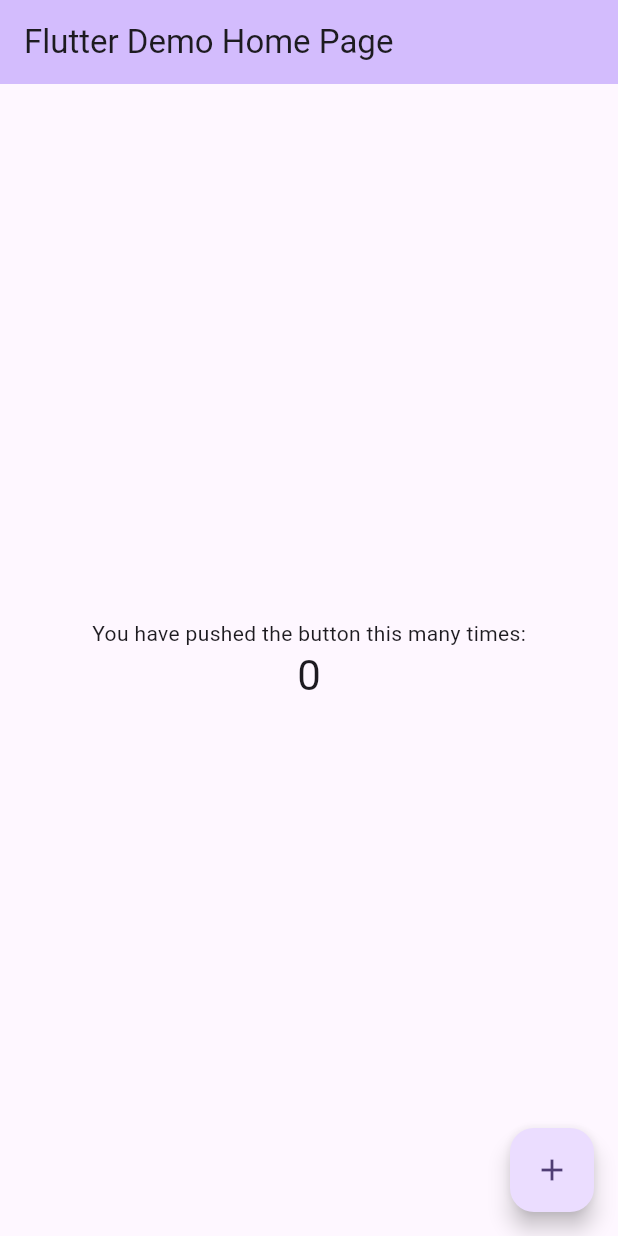
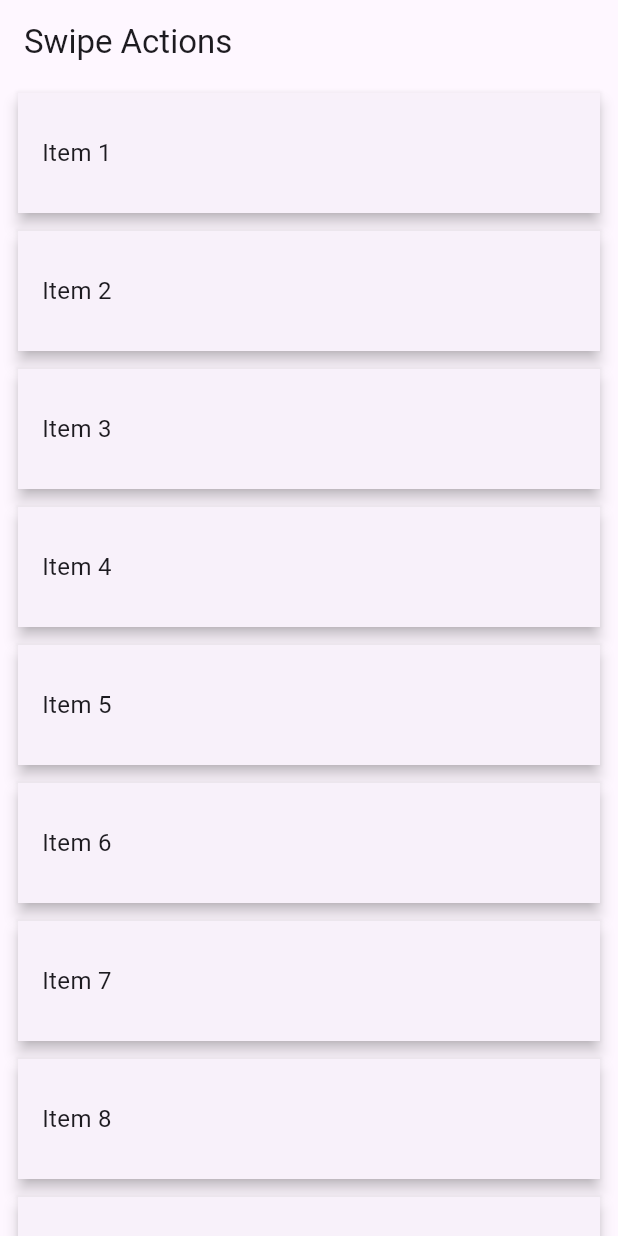
Before and after one commit to VajaVishal/swipe_actions_recyclerview, a Flutter app: the screen it shows after launch, on a phone screen of 412 x 824 dp. Run offline on Flutter 3.47's test engine with Material 3 defaults, Android fonts, the light colour scheme and no system bars.

Commit message:
Swipe_actions

```diff
--- a/lib/main.dart
+++ b/lib/main.dart
@@ -1,4 +1,5 @@
 import 'package:flutter/material.dart';
+import 'package:swipe_actions_recyclerview/src/swipe_action_screen.dart';
 
 void main() {
   runApp(const MyApp());
@@ -7,116 +8,16 @@ void main() {
 class MyApp extends StatelessWidget {
   const MyApp({super.key});
 
-  // This widget is the root of your application.
+
   @override
   Widget build(BuildContext context) {
     return MaterialApp(
       title: 'Flutter Demo',
       theme: ThemeData(
-        // This is the theme of your application.
-        //
-        // TRY THIS: Try running your application with "flutter run". You'll see
-        // the application has a purple toolbar. Then, without quitting the app,
-        // try changing the seedColor in the colorScheme below to Colors.green
-        // and then invoke "hot reload" (save your changes or press the "hot
-        // reload" button in a Flutter-supported IDE, or press "r" if you used
-        // the command line to start the app).
-        //
-        // Notice that the counter didn't reset back to zero; the application
-        // state is not lost during the reload. To reset the state, use hot
-        // restart instead.
-        //
-        // This works for code too, not just values: Most code changes can be
-        // tested with just a hot reload.
+
         colorScheme: ColorScheme.fromSeed(seedColor: Colors.deepPurple),
       ),
-      home: const MyHomePage(title: 'Flutter Demo Home Page'),
+      home: SwipeActionScreen()
     );
   }
 }
-
-class MyHomePage extends StatefulWidget {
-  const MyHomePage({super.key, required this.title});
-
-  // This widget is the home page of your application. It is stateful, meaning
-  // that it has a State object (defined below) that contains fields that affect
-  // how it looks.
-
-  // This class is the configuration for the state. It holds the values (in this
-  // case the title) provided by the parent (in this case the App widget) and
-  // used by the build method of the State. Fields in a Widget subclass are
-  // always marked "final".
-
-  final String title;
-
-  @override
-  State<MyHomePage> createState() => _MyHomePageState();
-}
-
-class _MyHomePageState extends State<MyHomePage> {
-  int _counter = 0;
-
-  void _incrementCounter() {
-    setState(() {
-      // This call to setState tells the Flutter framework that something has
-      // changed in this State, which causes it to rerun the build method below
-      // so that the display can reflect the updated values. If we changed
-      // _counter without calling setState(), then the build method would not be
-      // called again, and so nothing would appear to happen.
-      _counter++;
-    });
-  }
-
-  @override
-  Widget build(BuildContext context) {
-    // This method is rerun every time setState is called, for instance as done
-    // by the _incrementCounter method above.
-    //
-    // The Flutter framework has been optimized to make rerunning build methods
-    // fast, so that you can just rebuild anything that needs updating rather
-    // than having to individually change instances of widgets.
-    return Scaffold(
-      appBar: AppBar(
-        // TRY THIS: Try changing the color here to a specific color (to
-        // Colors.amber, perhaps?) and trigger a hot reload to see the AppBar
-        // change color while the other colors stay the same.
-        backgroundColor: Theme.of(context).colorScheme.inversePrimary,
-        // Here we take the value from the MyHomePage object that was created by
-        // the App.build method, and use it to set our appbar title.
-        title: Text(widget.title),
-      ),
-      body: Center(
-        // Center is a layout widget. It takes a single child and positions it
-        // in the middle of the parent.
-        child: Column(
-          // Column is also a layout widget. It takes a list of children and
-          // arranges them vertically. By default, it sizes itself to fit its
-          // children horizontally, and tries to be as tall as its parent.
-          //
-          // Column has various properties to control how it sizes itself and
-          // how it positions its children. Here we use mainAxisAlignment to
-          // center the children vertically; the main axis here is the vertical
-          // axis because Columns are vertical (the cross axis would be
-          // horizontal).
-          //
-          // TRY THIS: Invoke "debug painting" (choose the "Toggle Debug Paint"
-          // action in the IDE, or press "p" in the console), to see the
-          // wireframe for each widget.
-          mainAxisAlignment: MainAxisAlignment.center,
-          children: <Widget>[
-            const Text('You have pushed the button this many times:'),
-            Text(
-              '$_counter',
-              style: Theme.of(context).textTheme.headlineMedium,
-            ),
-          ],
-        ),
-      ),
-      floatingActionButton: FloatingActionButton(
-        onPressed: _incrementCounter,
-        tooltip: 'Increment',
-        child: const Icon(Icons.add),
-      ), // This trailing comma makes auto-formatting nicer for build methods.
-    );
-  }
-}
--- /dev/null
+++ b/lib/src/swipe_action_screen.dart
@@ -0,0 +1,44 @@
+import 'package:flutter/material.dart';
+import 'package:swipe_actions_recyclerview/src/swipe_items.dart';
+
+class SwipeActionScreen extends StatefulWidget {
+  const SwipeActionScreen({super.key});
+
+  @override
+  State<SwipeActionScreen> createState() => _SwipeActionScreenState();
+}
+
+class _SwipeActionScreenState extends State<SwipeActionScreen> {
+  List<String> items = List.generate(10, (index) => "Item ${index + 1}");
+
+  @override
+  Widget build(BuildContext context) {
+    return Scaffold(
+      appBar: AppBar(title: const Text("Swipe Actions")),
+      body: ListView.builder(
+        itemCount: items.length,
+        itemBuilder: (context, index) {
+          return SwipeItem(
+            title: items[index],
+            onDelete: () {
+              setState(() => items.removeAt(index));
+              ScaffoldMessenger.of(
+                context,
+              ).showSnackBar(SnackBar(content: Text('Delete ${items[index]}')));
+            },
+            onEdit: () {
+              ScaffoldMessenger.of(
+                context,
+              ).showSnackBar(SnackBar(content: Text("Edit ${items[index]}")));
+            },
+            onArchive: () {
+              ScaffoldMessenger.of(context).showSnackBar(
+                SnackBar(content: Text('Archive ${items[index]}')),
+              );
+            },
+          );
+        },
+      ),
+    );
+  }
+}
--- /dev/null
+++ b/lib/src/swipe_items.dart
@@ -0,0 +1,174 @@
+import 'package:flutter/material.dart';
+
+class SwipeItem extends StatefulWidget {
+  final String title;
+  final VoidCallback onDelete;
+  final VoidCallback onEdit;
+  final VoidCallback onArchive;
+
+  const SwipeItem({
+    super.key,
+    required this.title,
+    required this.onDelete,
+    required this.onEdit,
+    required this.onArchive,
+  });
+
+  @override
+  State<SwipeItem> createState() => _SwipeItemState();
+}
+
+class _SwipeItemState extends State<SwipeItem> {
+  double offset = 0;
+
+  static const double itemHeight = 80;
+  static const double actionWidth = 70;
+  static const double actionGap = 6;
+  static const double rightPadding = 6;
+  static const BorderRadius radius = BorderRadius.all(Radius.circular(12));
+
+  final double leftMax = 70;
+
+  double get rightMax => -((actionWidth * 2)  + rightPadding);
+
+  @override
+  Widget build(BuildContext context) {
+    return GestureDetector(
+      onHorizontalDragUpdate: (details) {
+        setState(() {
+          offset += details.delta.dx;
+          offset = offset.clamp(rightMax, leftMax);
+        });
+      },
+      onHorizontalDragEnd: (_) {
+        setState(() {
+          if (offset < -80) {
+            offset = rightMax;
+          } else if (offset > 35) {
+            offset = leftMax;
+          } else {
+            offset = 0;
+          }
+        });
+      },
+      child: Stack(
+        children: [
+          if (offset > 0) archiveAction(),
+          if (offset < 0) editDeleteActions(),
+          Transform.translate(offset: Offset(offset, 0), child: contentCard()),
+        ],
+      ),
+    );
+  }
+
+  /// LEFT → Archive
+  Widget archiveAction() {
+    return Positioned.fill(
+      child: Container(
+        margin: const EdgeInsets.symmetric(horizontal: 12, vertical: 6),
+        decoration: BoxDecoration(color: Colors.blue, borderRadius: radius),
+        padding: const EdgeInsets.only(left: 20),
+        alignment: Alignment.centerLeft,
+        child: GestureDetector(
+          onTap: widget.onArchive,
+          child: Column(
+            mainAxisAlignment: MainAxisAlignment.center,
+            children: const [
+              Icon(Icons.archive, color: Colors.white),
+              SizedBox(height: 4),
+              Text(
+                "Archive",
+                style: TextStyle(color: Colors.white, fontSize: 12),
+              ),
+            ],
+          ),
+        ),
+      ),
+    );
+  }
+
+  /// RIGHT → Edit + Delete
+  Widget editDeleteActions() {
+    return Positioned.fill(
+      child: Container(
+        margin: const EdgeInsets.symmetric(horizontal: 12, vertical: 6),
+        alignment: Alignment.centerRight,
+        padding: const EdgeInsets.only(right: rightPadding),
+        child: Row(
+          mainAxisAlignment: MainAxisAlignment.end,
+          children: [
+            actionButton(
+              color: Colors.grey,
+              icon: Icons.edit,
+              label: "Edit",
+              radius: const BorderRadius.only(
+                // topLeft: Radius.circular(12),
+                // bottomLeft: Radius.circular(12),
+                // topRight: Radius.circular(12),
+                // bottomRight: Radius.circular(12),
+              ),
+              onTap: widget.onEdit,
+            ),
+            actionButton(
+              color: Colors.red,
+              icon: Icons.delete,
+              label: "Delete",
+              radius: const BorderRadius.only(
+                topRight: Radius.circular(12),
+                bottomRight: Radius.circular(12),
+                // topLeft: Radius.circular(12),
+                // bottomLeft: Radius.circular(12),
+              ),
+              onTap: widget.onDelete,
+            ),
+          ],
+        ),
+      ),
+    );
+  }
+
+  Widget actionButton({
+    required Color color,
+    required IconData icon,
+    required String label,
+    required BorderRadius radius,
+    required VoidCallback onTap,
+  }) {
+    return GestureDetector(
+      onTap: onTap,
+      child: Container(
+        width: actionWidth,
+        height: itemHeight,
+        decoration: BoxDecoration(color: color, borderRadius: radius),
+        child: Column(
+          mainAxisAlignment: MainAxisAlignment.center,
+          children: [
+            Icon(icon, color: Colors.white),
+            Text(
+              label,
+              style: const TextStyle(color: Colors.white, fontSize: 12),
+            ),
+          ],
+        ),
+      ),
+    );
+  }
+
+  /// CARD
+  Widget contentCard() {
+    return Card(
+      elevation: 4,
+      margin: const EdgeInsets.symmetric(horizontal: 12, vertical: 6),
+      shape: const RoundedRectangleBorder(
+        borderRadius: BorderRadius.zero, // no radius
+      ),
+      clipBehavior: Clip.antiAlias,
+      child: Container(
+        height: itemHeight,
+        padding: const EdgeInsets.symmetric(horizontal: 16),
+        alignment: Alignment.centerLeft,
+        child: Text(widget.title, style: const TextStyle(fontSize: 16)),
+      ),
+    );
+  }
+}
--- /dev/null
+++ b/swipe_actions/analysis_options.yaml
@@ -0,0 +1,4 @@
+include: package:flutter_lints/flutter.yaml
+
+# Additional information about this file can be found at
+# https://dart.dev/guides/language/analysis-options
--- /dev/null
+++ b/swipe_actions/lib/src/swipe_item.dart
@@ -0,0 +1,174 @@
+import 'package:flutter/material.dart';
+
+class SwipeItem extends StatefulWidget {
+  final String title;
+  final VoidCallback onDelete;
+  final VoidCallback onEdit;
+  final VoidCallback onArchive;
+
+  const SwipeItem({
+    super.key,
+    required this.title,
+    required this.onDelete,
+    required this.onEdit,
+    required this.onArchive,
+  });
+
+  @override
+  State<SwipeItem> createState() => _SwipeItemState();
+}
+
+class _SwipeItemState extends State<SwipeItem> {
+  double offset = 0;
+
+  static const double itemHeight = 80;
+  static const double actionWidth = 70;
+  static const double actionGap = 6;
+  static const double rightPadding = 6;
+  static const BorderRadius radius = BorderRadius.all(Radius.circular(12));
+
+  final double leftMax = 70;
+
+  double get rightMax => -((actionWidth * 2)  + rightPadding);
+
+  @override
+  Widget build(BuildContext context) {
+    return GestureDetector(
+      onHorizontalDragUpdate: (details) {
+        setState(() {
+          offset += details.delta.dx;
+          offset = offset.clamp(rightMax, leftMax);
+        });
+      },
+      onHorizontalDragEnd: (_) {
+        setState(() {
+          if (offset < -80) {
+            offset = rightMax;
+          } else if (offset > 35) {
+            offset = leftMax;
+          } else {
+            offset = 0;
+          }
+        });
+      },
+      child: Stack(
+        children: [
+          if (offset > 0) archiveAction(),
+          if (offset < 0) editDeleteActions(),
+          Transform.translate(offset: Offset(offset, 0), child: contentCard()),
+        ],
+      ),
+    );
+  }
+
+  /// LEFT → Archive
+  Widget archiveAction() {
+    return Positioned.fill(
+      child: Container(
+        margin: const EdgeInsets.symmetric(horizontal: 12, vertical: 6),
+        decoration: BoxDecoration(color: Colors.blue, borderRadius: radius),
+        padding: const EdgeInsets.only(left: 20),
+        alignment: Alignment.centerLeft,
+        child: GestureDetector(
+          onTap: widget.onArchive,
+          child: Column(
+            mainAxisAlignment: MainAxisAlignment.center,
+            children: const [
+              Icon(Icons.archive, color: Colors.white),
+              SizedBox(height: 4),
+              Text(
+                "Archive",
+                style: TextStyle(color: Colors.white, fontSize: 12),
+              ),
+            ],
+          ),
+        ),
+      ),
+    );
+  }
+
+  /// RIGHT → Edit + Delete
+  Widget editDeleteActions() {
+    return Positioned.fill(
+      child: Container(
+        margin: const EdgeInsets.symmetric(horizontal: 12, vertical: 6),
+        alignment: Alignment.centerRight,
+        padding: const EdgeInsets.only(right: rightPadding),
+        child: Row(
+          mainAxisAlignment: MainAxisAlignment.end,
+          children: [
+            actionButton(
+              color: Colors.grey,
+              icon: Icons.edit,
+              label: "Edit",
+              radius: const BorderRadius.only(
+                // topLeft: Radius.circular(12),
+                // bottomLeft: Radius.circular(12),
+                // topRight: Radius.circular(12),
+                // bottomRight: Radius.circular(12),
+              ),
+              onTap: widget.onEdit,
+            ),
+            actionButton(
+              color: Colors.red,
+              icon: Icons.delete,
+              label: "Delete",
+              radius: const BorderRadius.only(
+                topRight: Radius.circular(12),
+                bottomRight: Radius.circular(12),
+                // topLeft: Radius.circular(12),
+                // bottomLeft: Radius.circular(12),
+              ),
+              onTap: widget.onDelete,
+            ),
+          ],
+        ),
+      ),
+    );
+  }
+
+  Widget actionButton({
+    required Color color,
+    required IconData icon,
+    required String label,
+    required BorderRadius radius,
+    required VoidCallback onTap,
+  }) {
+    return GestureDetector(
+      onTap: onTap,
+      child: Container(
+        width: actionWidth,
+        height: itemHeight,
+        decoration: BoxDecoration(color: color, borderRadius: radius),
+        child: Column(
+          mainAxisAlignment: MainAxisAlignment.center,
+          children: [
+            Icon(icon, color: Colors.white),
+            Text(
+              label,
+              style: const TextStyle(color: Colors.white, fontSize: 12),
+            ),
+          ],
+        ),
+      ),
+    );
+  }
+
+  /// CARD
+  Widget contentCard() {
+    return Card(
+      elevation: 4,
+      margin: const EdgeInsets.symmetric(horizontal: 12, vertical: 6),
+      shape: const RoundedRectangleBorder(
+        borderRadius: BorderRadius.zero, // no radius
+      ),
+      clipBehavior: Clip.antiAlias,
+      child: Container(
+        height: itemHeight,
+        padding: const EdgeInsets.symmetric(horizontal: 16),
+        alignment: Alignment.centerLeft,
+        child: Text(widget.title, style: const TextStyle(fontSize: 16)),
+      ),
+    );
+  }
+}
--- /dev/null
+++ b/swipe_actions/lib/swipe_actions.dart
@@ -0,0 +1,3 @@
+library swipe_actions;
+
+export 'src/swipe_item.dart';
```
Also changed, not shown: swipe_actions/pubspec.yaml (added, +54 -0 lines), 6 other files.
